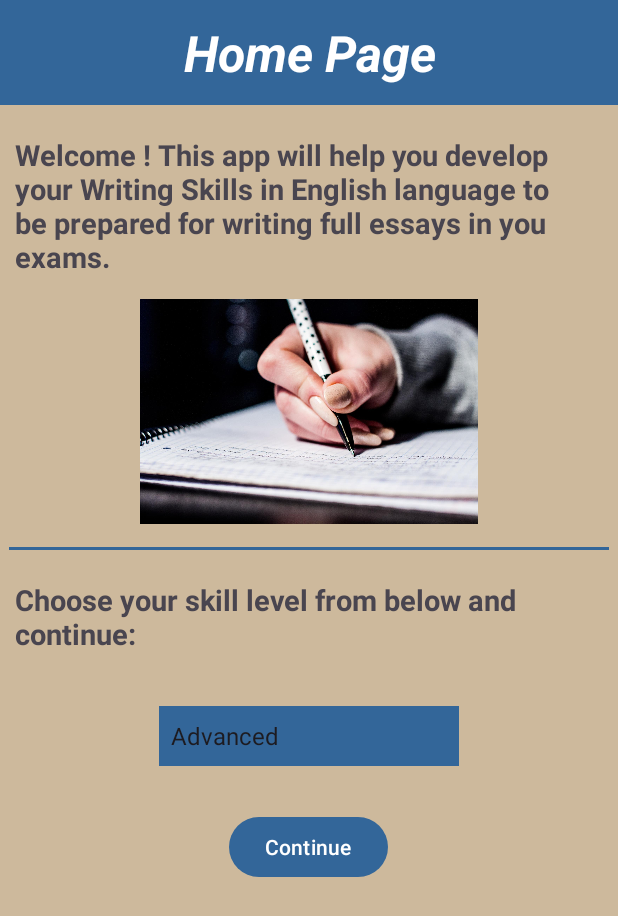
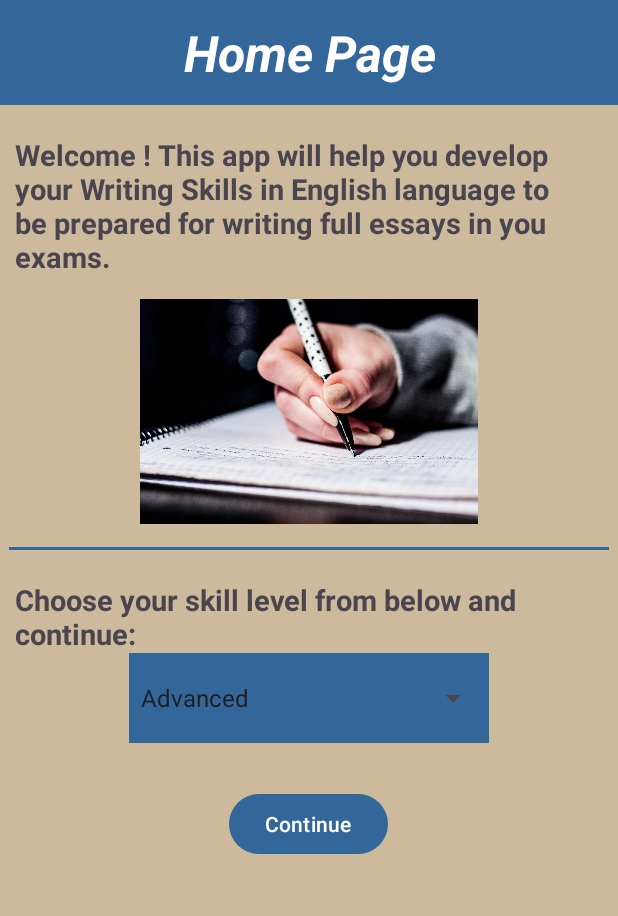
Before and after one commit to Sabobeh/WritingSkillsApplication, an Android app: the screen it shows after launch (HomeScreen), after a tap on "Log in", on a phone screen of 412 x 824 dp. Shown: the top 916 px of the screen. Run offline under Robolectric (Android 15) with nearby library versions, the phone set to English and light mode, and no system bars; 1 other tap on this screen came first.

Commit message:
Version 1.0

```diff
--- a/app/src/main/res/layout/activity_home_screen.xml
+++ b/app/src/main/res/layout/activity_home_screen.xml
@@ -32,7 +32,7 @@
         android:layout_marginTop="20dp"
         android:layout_marginEnd="10dp"
         android:gravity="start"
-        android:text=" "
+        android:text=""
         android:textSize="19dp"
         android:textStyle="bold" />
 
@@ -63,19 +63,24 @@
         android:textSize="19dp"
         android:textStyle="bold" />
 
+    <LinearLayout
+        android:layout_width="wrap_content"
+        android:layout_height="wrap_content"
+        android:background="@color/Primary"
+        android:layout_gravity="center"
+        android:gravity="top"
+        >
     <Spinner
         android:id="@+id/spnMenu"
-        android:layout_width="200dp"
-        android:layout_height="40dp"
-        android:layout_gravity="center"
-        android:layout_marginTop="35dp"
-        android:background="@color/Primary"
+        android:layout_width="240dp"
+        android:layout_height="60dp"
+        android:layout_gravity="top"
         android:dropDownWidth="match_parent"
         android:dropDownSelector="@android:drawable/arrow_down_float"
         android:gravity="center"
         android:outlineAmbientShadowColor="#984545"
         android:outlineSpotShadowColor="#733A3A" />
-
+    </LinearLayout>
     <Button
         android:id="@+id/btnSearch"
         android:layout_width="wrap_content"
```
